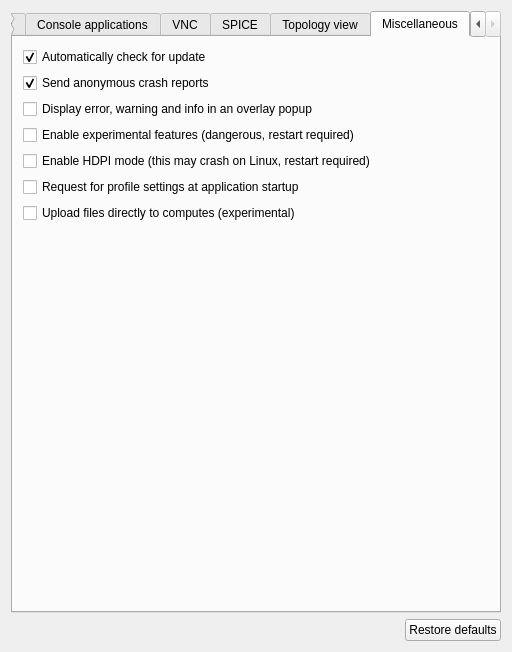
This is gns3/ui/general_preferences_page.ui in kaisenlinux/gns3-gui as Qt 5 draws it before an edit. The edited form follows.
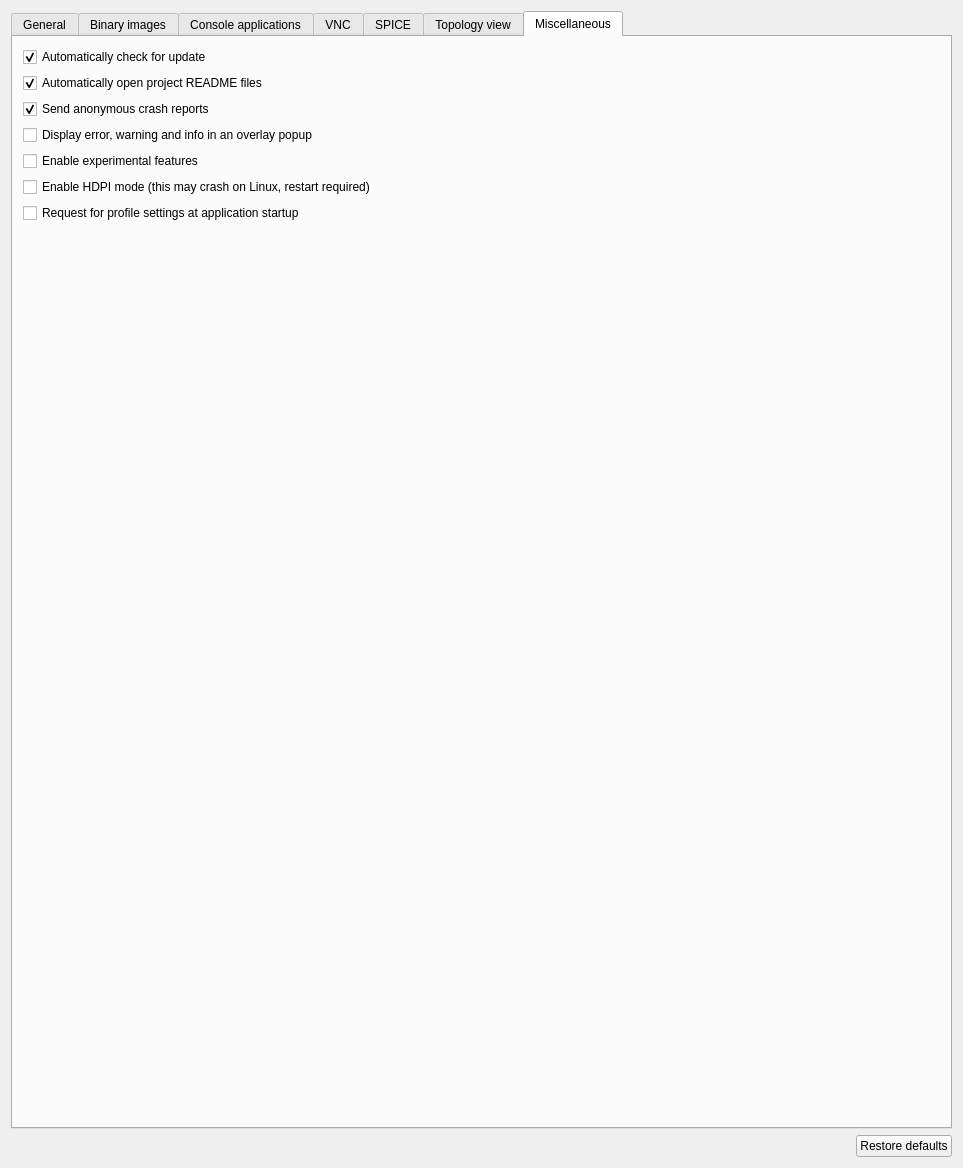
This is the edited form. The open tabs and pages were chosen to show the change.

Patch:
```diff
--- a/gns3/ui/general_preferences_page.ui
+++ b/gns3/ui/general_preferences_page.ui
@@ -6,8 +6,8 @@
    <rect>
     <x>0</x>
     <y>0</y>
-    <width>512</width>
-    <height>652</height>
+    <width>963</width>
+    <height>1168</height>
    </rect>
   </property>
   <property name="windowTitle">
@@ -992,6 +992,16 @@
          </property>
         </widget>
        </item>
+       <item>
+        <widget class="QCheckBox" name="uiAutoOpenReadmeCheckBox">
+         <property name="text">
+          <string>Automatically open project README files</string>
+         </property>
+         <property name="checked">
+          <bool>true</bool>
+         </property>
+        </widget>
+       </item>
        <item>
         <widget class="QCheckBox" name="uiCrashReportCheckBox">
          <property name="text">
@@ -1012,7 +1022,7 @@
        <item>
         <widget class="QCheckBox" name="uiExperimentalFeaturesCheckBox">
          <property name="text">
-          <string>Enable experimental features (dangerous, restart required)</string>
+          <string>Enable experimental features</string>
          </property>
         </widget>
        </item>
@@ -1030,16 +1040,6 @@
          </property>
         </widget>
        </item>
-       <item>
-        <widget class="QCheckBox" name="uiDirectFileUpload">
-         <property name="toolTip">
-          <string>Experimental, requires computes visibility from GUI network</string>
-         </property>
-         <property name="text">
-          <string>Upload files directly to computes (experimental)</string>
-         </property>
-        </widget>
-       </item>
        <item>
         <spacer name="verticalSpacer">
          <property name="orientation">
```
Left out of the diff: 1 changed line with no effect on the pictures.
